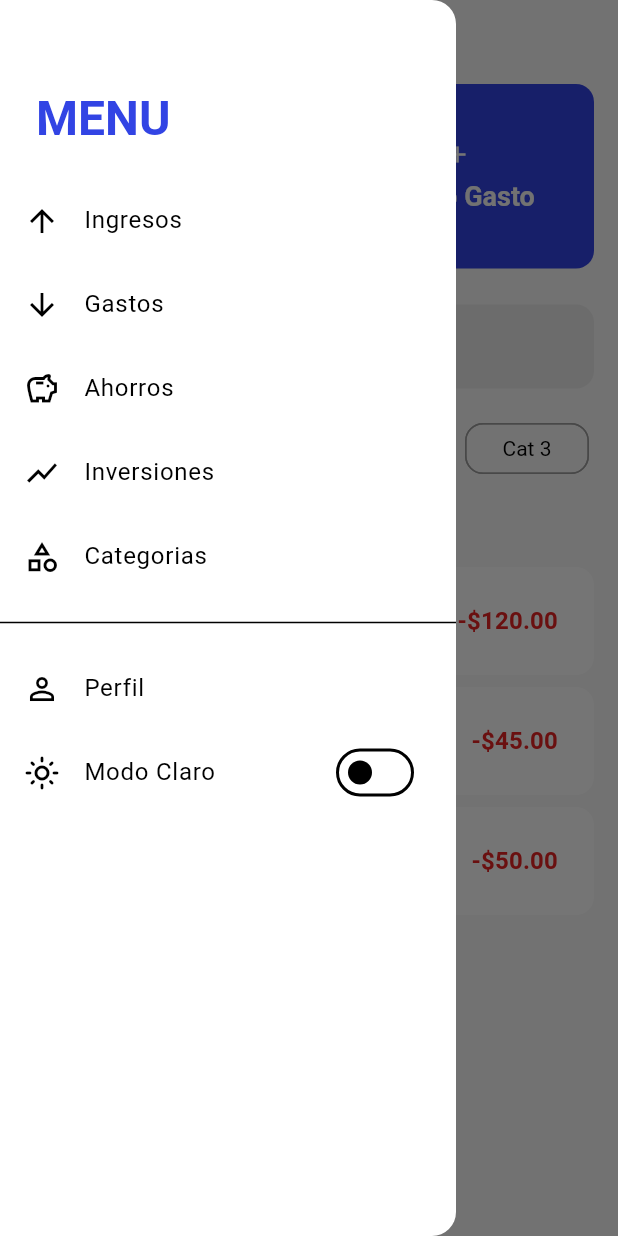
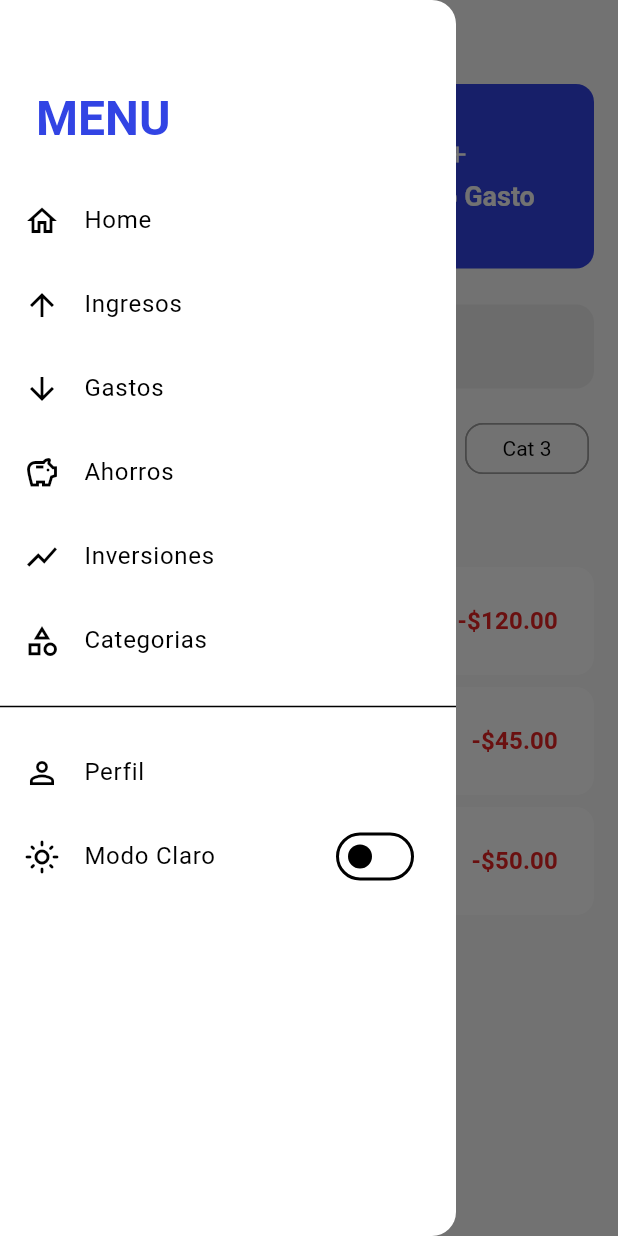
Before and after one commit to michy0401/flowup, a Flutter app: the ExpensesScreen screen opened by its route, with the side drawer open, on a phone screen of 412 x 824 dp. Run offline on Flutter 3.47's test engine with Material 3 defaults, Android fonts, the light colour scheme and no system bars; our stand-ins replace flutter_riverpod, go_router.

Commit message:
opcion home en side bar

```diff
--- a/lib/core/widgets/app_drawer.dart
+++ b/lib/core/widgets/app_drawer.dart
@@ -2,7 +2,7 @@
 import 'package:flutter/material.dart';
 import 'package:flutter_riverpod/flutter_riverpod.dart';
 import 'package:go_router/go_router.dart';
-import '../../main.dart'; // <-- Importamos main.dart para acceder al provider
+import '../../main.dart'; // Importamos main.dart para acceder al provider
 
 class AppDrawer extends ConsumerWidget {
   const AppDrawer({super.key});
@@ -32,7 +32,15 @@ class AppDrawer extends ConsumerWidget {
             ),
           ),
 
-          // 2. Enlaces de Navegación
+          // --- 2. ENLACE A HOME (AÑADIDO) ---
+          ListTile(
+            leading: const Icon(Icons.home_outlined),
+            title: const Text('Home'),
+            onTap: () => context.go('/home'),
+          ),
+          // ---------------------------------
+
+          // 3. Enlaces de Navegación
           ListTile(
             leading: const Icon(Icons.arrow_upward),
             title: const Text('Ingresos'),
@@ -61,14 +69,14 @@ class AppDrawer extends ConsumerWidget {
 
           const Divider(height: 32),
 
-          // 3. Sección de Perfil
+          // 4. Sección de Perfil
           ListTile(
             leading: const Icon(Icons.person_outline),
             title: const Text('Perfil'),
             onTap: () => context.go('/profile'),
           ),
 
-          // 4. Toggle de Tema (La funcionalidad clave)
+          // 5. Toggle de Tema
           SwitchListTile(
             title: Text(isDarkMode ? 'Modo Oscuro' : 'Modo Claro'),
             secondary: Icon(
```
